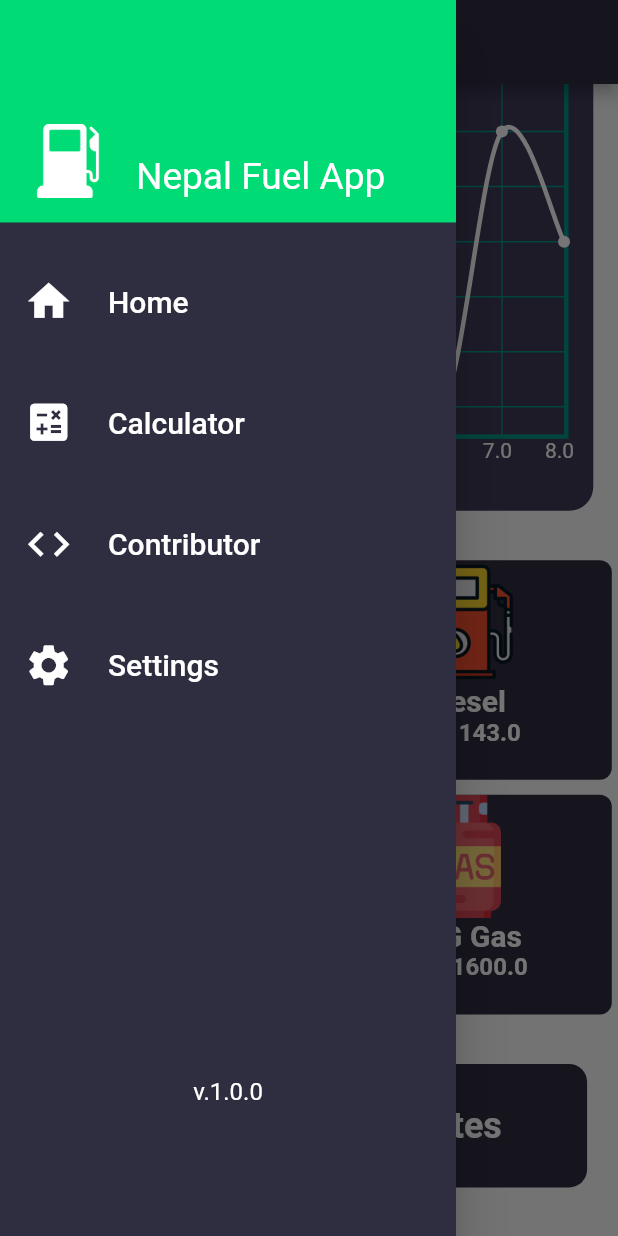
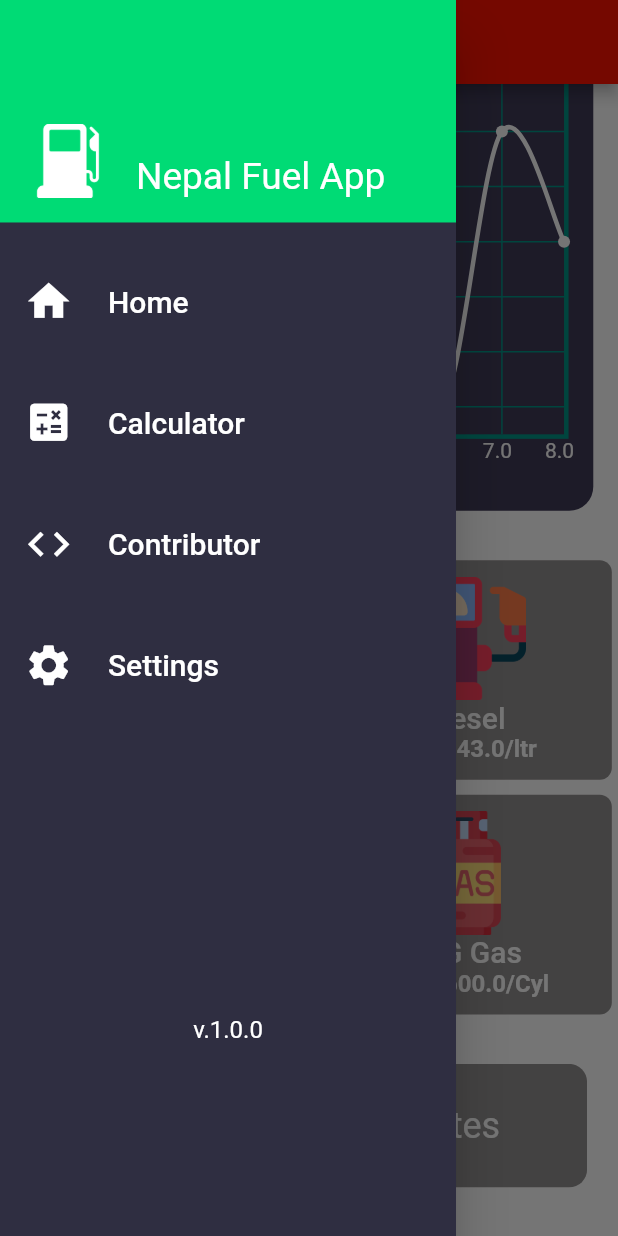
Before and after one commit to kbshal/Fuel_APP, a Flutter app: the screen it shows after launch, scrolled down 144 dp, after a tap on the "sort" icon, on a phone screen of 412 x 824 dp. Run offline on Flutter 3.47's test engine with Material 2 defaults, Android fonts, the phone set to English and light mode, and no system bars; drawn by our look-alikes of fl_chart; our stand-ins replace bloc, equatable, google_fonts.

Commit message:
Drawer Page Added

```diff
--- a/frontend/lib/main.dart
+++ b/frontend/lib/main.dart
@@ -1,5 +1,6 @@
 import 'package:flutter/material.dart';
 import 'package:fuel_prices/view/Pages/home_page.dart';
+import 'package:fuel_prices/view/utils/app_theme.dart';
 
 void main() {
   runApp(const MyApp());
@@ -10,8 +11,12 @@ class MyApp extends StatelessWidget {
 
   @override
   Widget build(BuildContext context) {
-    return const MaterialApp(
-      home: HomePage(),
+    AppTheme appTheme=AppTheme();
+    return  MaterialApp(
+      home: const HomePage(),
+      themeMode: ThemeMode.light,
+      theme:appTheme.lightTheme() ,
+      darkTheme: appTheme.darkTheme(),
     );
   }
 }
--- a/frontend/lib/model/data.dart
+++ b/frontend/lib/model/data.dart
@@ -1,7 +1,7 @@
 class ListDummy {
   static List<DummyData> list = [
     DummyData(name: "Petrol", price: 160.0, icon: "assets/petrol.png"),
-    DummyData(name: "Diesel", price: 143.0, icon: "assets/petrol.png"),
+    DummyData(name: "Diesel", price: 143.0, icon: "assets/pump.png"),
     DummyData(name: "Kerosene", price: 144.0, icon: "assets/kerosene.png"),
     DummyData(name: "LPG Gas", price: 1600, icon: "assets/gas.png")
   ];
--- a/frontend/lib/view/Pages/home_page.dart
+++ b/frontend/lib/view/Pages/home_page.dart
@@ -1,5 +1,8 @@
 import 'package:flutter/cupertino.dart';
 import 'package:flutter/material.dart';
+import 'package:fuel_prices/view/Pages/calculator_page.dart';
+import 'package:fuel_prices/view/Pages/contributor_page.dart';
+import 'package:fuel_prices/view/Pages/settings_page.dart';
 import 'package:google_fonts/google_fonts.dart';
 import '../widgets/home_card.dart';
 
@@ -19,7 +22,7 @@ class HomePage extends StatelessWidget {
               .titleLarge!
               .copyWith(color: Colors.white, fontWeight: FontWeight.bold),
         ),
-        backgroundColor: const Color.fromARGB(255, 47, 46, 65),
+        // backgroundColor: const Color.fromARGB(255, 47, 46, 65),
         leading: Builder(
           builder: (BuildContext context) {
             return IconButton(
@@ -34,9 +37,12 @@ class HomePage extends StatelessWidget {
           },
         ),
       ),
-      body: SizedBox(
+      body: Container(
         height: size.height,
         width: size.width,
+        decoration: BoxDecoration(
+          color: Theme.of(context).canvasColor
+        ),
         child: const HomeCard(
             cityName: "Kathmandu",
             petrolPrice: 160,
@@ -93,10 +99,28 @@ class DrawerPage extends StatelessWidget {
                 ],
               ),
             ),
-            drawerItem(size, context, Icons.home, "Home"),
-            drawerItem(size, context, Icons.calculate, "Calculator"),
-            drawerItem(size, context, Icons.code, "Contributor"),
-            drawerItem(size, context, Icons.settings, "Settings"),
+            drawerItem(size, context, Icons.home, "Home", const HomePage()),
+            drawerItem(
+              size,
+              context,
+              Icons.calculate,
+              "Calculator",
+              const CalculatorPage(),
+            ),
+            drawerItem(
+              size,
+              context,
+              Icons.code,
+              "Contributor",
+              const ContributorPage(),
+            ),
+            drawerItem(
+              size,
+              context,
+              Icons.settings,
+              "Settings",
+              const SettingsPage(),
+            ),
             versionApp(context, size)
           ],
         ),
@@ -105,12 +129,16 @@ class DrawerPage extends StatelessWidget {
   }
 }
 
-Widget drawerItem(
-    Size size, BuildContext context, IconData iconData, String text) {
+Widget drawerItem(Size size, BuildContext context, IconData iconData,
+    String text, Widget page) {
   return Padding(
     padding: EdgeInsets.only(top: size.height * 0.03),
     child: InkWell(
-      onTap: () {},
+      onTap: () {
+        Navigator.pop(context);
+        Navigator.push(
+            context, MaterialPageRoute(builder: ((context) => page)));
+      },
       child: ListTile(
         leading: Icon(
           iconData,
@@ -130,7 +158,7 @@ Widget drawerItem(
 
 Widget versionApp(BuildContext context, Size size) {
   return Padding(
-    padding: EdgeInsets.only(top: size.height * 0.3),
+    padding: EdgeInsets.only(top: size.height * 0.25),
     child: SizedBox(
       child: Center(
         child: Text(
--- /dev/null
+++ b/frontend/lib/view/utils/app_theme.dart
@@ -0,0 +1,34 @@
+import 'package:flutter/material.dart';
+import 'package:flutter/services.dart';
+
+class AppTheme {
+  lightTheme() {
+    return ThemeData(
+      cardColor: const Color.fromARGB(255, 147, 144, 144),
+      canvasColor:const Color.fromARGB(255, 255, 255, 255),
+
+      primaryColor: Colors.white,
+      appBarTheme: const AppBarTheme(
+          backgroundColor: Color.fromARGB(255, 255, 17, 0),
+          systemOverlayStyle: SystemUiOverlayStyle(
+              statusBarBrightness: Brightness.light,
+              statusBarColor: Colors.transparent,
+              statusBarIconBrightness: Brightness.light)),
+    );
+  }
+
+  darkTheme(){
+    return ThemeData(
+      cardColor:const Color(0xff403b58) ,
+      canvasColor:const Color.fromARGB(255, 255, 255, 255),
+      primaryColor: Colors.white,
+      appBarTheme: const AppBarTheme(
+          backgroundColor: Color(0xff403b58),
+          systemOverlayStyle: SystemUiOverlayStyle(
+              statusBarBrightness: Brightness.light,
+              statusBarColor: Colors.transparent,
+              statusBarIconBrightness: Brightness.light)),
+    );
+
+  }
+}
--- a/frontend/lib/view/widgets/Calculator/calculator.dart
+++ b/frontend/lib/view/widgets/Calculator/calculator.dart
@@ -10,6 +10,8 @@ class MyCalculator extends StatelessWidget {
     return Padding(
       padding:
           EdgeInsets.only(top: size.height * 0.04, bottom: size.height * 0.04),
+      child: Material(
+        borderRadius: BorderRadius.circular(12.0),
         child: InkWell(
           borderRadius: BorderRadius.circular(12.0),
           onTap: () {
@@ -20,7 +22,7 @@ class MyCalculator extends StatelessWidget {
             height: size.height * 0.1,
             width: size.width * 0.9,
             decoration: BoxDecoration(
-              color: const Color.fromARGB(255, 47, 46, 65),
+                color: Theme.of(context).cardColor,
                 borderRadius: BorderRadius.circular(12.0)),
             child: Row(
               crossAxisAlignment: CrossAxisAlignment.center,
@@ -33,8 +35,9 @@ class MyCalculator extends StatelessWidget {
                 ),
                 Text("Calculate  Rates",
                     style: Theme.of(context).textTheme.headline5!.copyWith(
-                      color: Colors.white, fontWeight: FontWeight.bold))
+                        color: Theme.of(context).primaryColor))
               ],
+            ),
           ),
         ),
       ),
--- a/frontend/lib/view/widgets/Chart/chart_card.dart
+++ b/frontend/lib/view/widgets/Chart/chart_card.dart
@@ -32,7 +32,7 @@ class ChartCard extends StatelessWidget {
         child: Column(
           crossAxisAlignment: CrossAxisAlignment.start,
           children: [
-            dropDownItem(dropDownValue, dropDownItems),
+            dropDownItem(dropDownValue, dropDownItems,context),
             linechart(context, chartData)
           ],
         ),
@@ -89,13 +89,13 @@ Widget linechart(BuildContext context, List<ChartData> chartData) {
   );
 }
 
-Widget dropDownItem(String dropDownValue, List<String> dropDownItems) {
+Widget dropDownItem(String dropDownValue, List<String> dropDownItems,BuildContext context) {
   return Padding(
     padding: const EdgeInsets.only(left: 12.0),
     child: DropdownButton(
         iconEnabledColor: Colors.white,
         style: const TextStyle(color: Colors.white),
-        dropdownColor: const Color.fromARGB(255, 47, 46, 65),
+        dropdownColor: Theme.of(context).cardColor,
         borderRadius: BorderRadius.circular(12.0),
         elevation: 10,
         value: dropDownValue,
--- a/frontend/lib/view/widgets/price_card.dart
+++ b/frontend/lib/view/widgets/price_card.dart
@@ -62,12 +62,12 @@ class FuelPricesCard extends StatelessWidget {
   @override
   Widget build(BuildContext context) {
     Size size = MediaQuery.of(context).size;
-    return Container(
-      width: size.width * 0.4,
+    return  fuelName=="LPG Gas"? Container(
       decoration: BoxDecoration(
-          color: const Color.fromARGB(255, 47, 46, 65),
+          color: Theme.of(context).cardColor,
           borderRadius: BorderRadius.circular(8.0)),
       child: Column(
+        mainAxisAlignment: MainAxisAlignment.center,
         children: [
           Image.asset(
             icon,
@@ -79,14 +79,42 @@ class FuelPricesCard extends StatelessWidget {
             style: Theme.of(context)
                 .textTheme
                 .titleLarge!
-                .copyWith(color: Colors.white, fontWeight: FontWeight.bold),
+                .copyWith(color: Theme.of(context).primaryColor),
           ),
           Text(
-            "Nrs. ${fuelPrice.toString()}",
+            "Nrs. ${fuelPrice.toString()}/Cyl",
             style: Theme.of(context)
                 .textTheme
                 .titleMedium!
-                .copyWith(color: Colors.white, fontWeight: FontWeight.bold),
+                .copyWith(color: Theme.of(context).primaryColor, fontWeight: FontWeight.bold),
+          )
+        ],
+      ),
+    ):Container(
+      decoration: BoxDecoration(
+          color: Theme.of(context).cardColor,
+          borderRadius: BorderRadius.circular(8.0)),
+      child: Column(
+        mainAxisAlignment: MainAxisAlignment.center,
+        children: [
+          Image.asset(
+            icon,
+            width: size.width * 0.4,
+            height: size.height * 0.1,
+          ),
+          Text(
+            fuelName,
+            style: Theme.of(context)
+                .textTheme
+                .titleLarge!
+                .copyWith(color: Theme.of(context).primaryColor),
+          ),
+          Text(
+            "Nrs. ${fuelPrice.toString()}/ltr",
+            style: Theme.of(context)
+                .textTheme
+                .titleMedium!
+                .copyWith(color: Theme.of(context).primaryColor, fontWeight: FontWeight.bold),
           )
         ],
       ),
--- a/frontend/pubspec.yaml
+++ b/frontend/pubspec.yaml
@@ -36,6 +36,8 @@ dependencies:
   cupertino_icons: ^1.0.2
   fl_chart: ^0.50.1
   google_fonts: ^2.3.2
+  flutter_bloc: ^8.0.1
+  bloc: ^8.0.3
 
 dev_dependencies:
   flutter_test:
```
Also changed, not shown: frontend/lib/view/Pages/calculator_page.dart (+9 -2 lines), frontend/lib/view/Pages/contributor_page.dart (added, +29 -0 lines), frontend/lib/view/Pages/settings_page.dart (added, +29 -0 lines), frontend/lib/view_model/calculator_bloc.dart (added, +13 -0 lines), frontend/lib/view_model/calculator_event.dart (added, +8 -0 lines), frontend/lib/view_model/calculator_state.dart (added, +10 -0 lines), frontend/assets/pump.png (added), frontend/pubspec.lock. Lines whose indentation alone changed are shown as unchanged.
